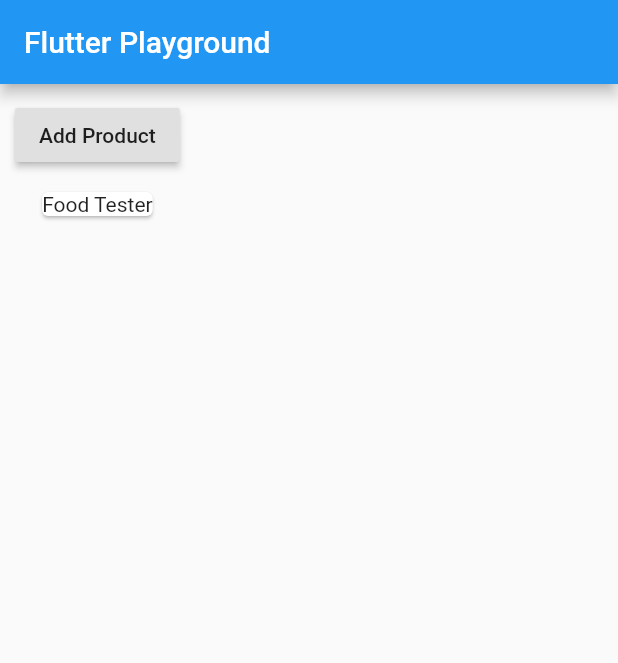
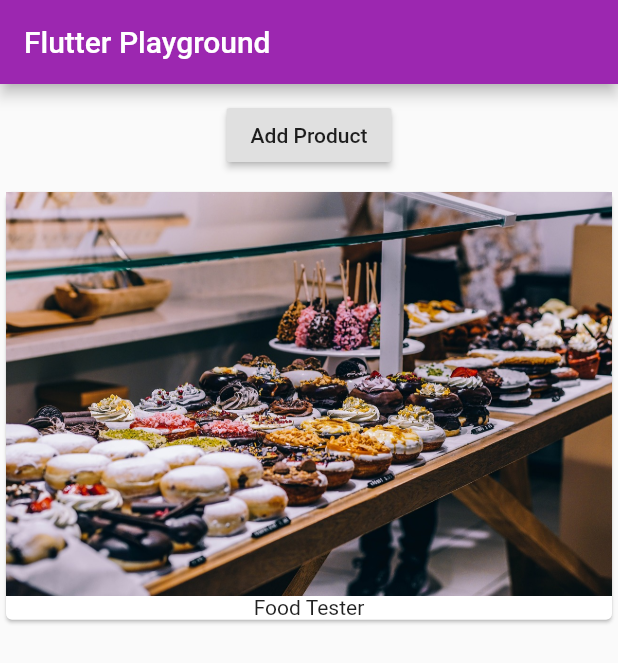
Before and after one commit to eliseuvideira/learn_flutter, a Flutter app: the screen it shows after launch, on a phone screen of 412 x 824 dp. Shown: the top 663 px of the screen. Run offline on Flutter 3.47's test engine with Material 2 defaults, Android fonts, the phone set to English and light mode, and no system bars.

Commit message:
Diving into google's material design

```diff
--- a/lib/main.dart
+++ b/lib/main.dart
@@ -8,6 +8,10 @@ class MyApp extends StatelessWidget {
   build(context) {
     print('[MyApp] build()');
     return MaterialApp(
+      theme: ThemeData(
+        primarySwatch: Colors.purple,
+        accentColor: Colors.deepOrangeAccent,
+      ),
       home: Scaffold(
         appBar: AppBar(
           title: Text('Flutter Playground'),
--- a/lib/products.dart
+++ b/lib/products.dart
@@ -16,7 +16,7 @@ class Products extends StatelessWidget {
             (product) => Card(
               child: Column(
                 children: [
-                  // Image.asset('assets/food.jpg'),
+                  Image.asset('assets/food.jpg'),
                   Text(product),
                 ],
               ),
```
